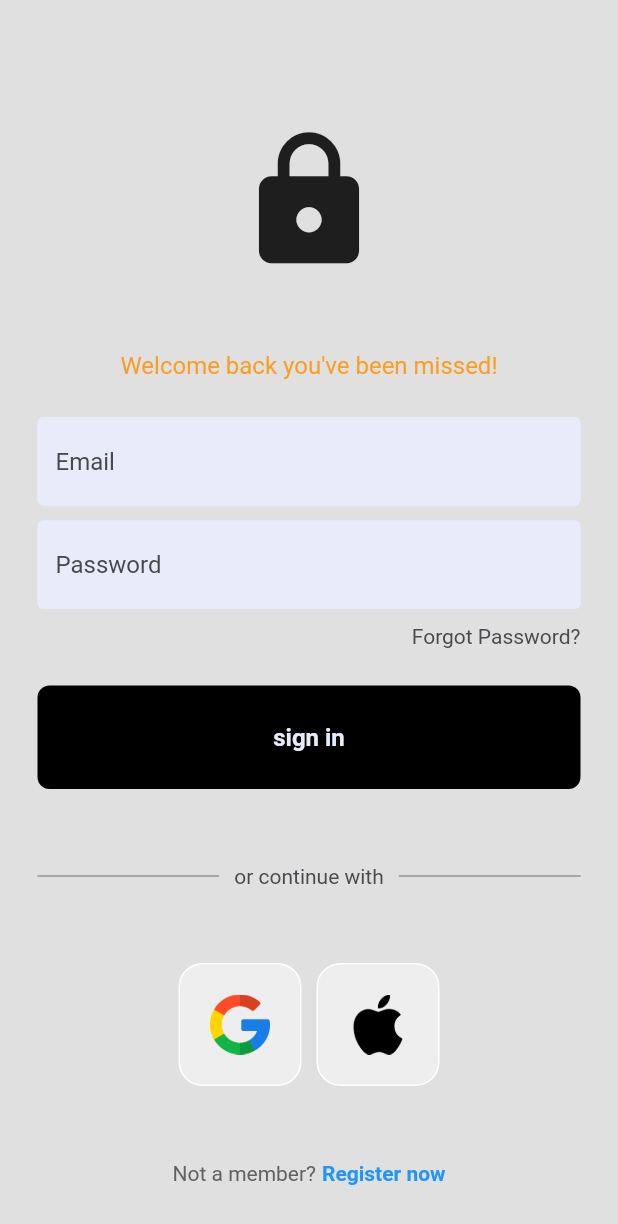
After one commit to rojayachase/SmartHeadgear, a Flutter app: the screen it shows after launch, after a tap on "Register now", after a tap on "Login Now", on a phone screen of 412 x 824 dp. The commit adds this screen. Shown: the top 1224 px of the screen. Run offline on Flutter 3.47's test engine with Material 2 defaults, Android fonts, the phone set to English and light mode, and no system bars; our stand-ins replace firebase_auth, firebase_core, flutter_blue, flutter_riverpod, lottie; missing offline and left inert: bluetooth_connector; accounts and stored records are empty; Roboto replaces fonts that are missing (OpenSans).

Commit message:
added register page

```diff
--- a/lib/routes/routes.dart
+++ b/lib/routes/routes.dart
@@ -3,12 +3,12 @@ import 'package:anapact/views/screens/bluetooth/both_user_screen.dart';
 import 'package:anapact/views/screens/bluetooth/found_sensor_screen.dart';
 import 'package:anapact/views/screens/bluetooth/pair_sensor_screen.dart';
 //my import
-import 'package:anapact/views/screens/Login/log_in.dart';
 import 'package:anapact/views/screens/punch_data/punch_data.dart';
 import 'package:anapact/views/screens/splash/splash.dart';
 import 'package:flutter/material.dart';
 import 'package:anapact/views/screens/login/auth_page.dart';
 import 'package:anapact/views/screens/bluetooth/fake_page.dart';
+import 'package:anapact/views/screens/login/Login_Page.dart';
 
 class Routes {
   Routes._();
@@ -20,9 +20,9 @@ class Routes {
   static const String foundSensorScreen = '/foundSensorScreen';
   static const String pairSensorScreen = '/pairSensorScreen';
   //testing screen navigator
-  static const String logIn = '/login';
+  static const String loginpage = '/loginPage';
   static const String authpage = '/authPage';
-  static const String fakepage = '/fakepage';
+  static const String fakepage = '/fakePage';
 }
 
 class RouteGenerator {
@@ -44,8 +44,8 @@ class RouteGenerator {
         return MaterialPageRoute(builder: (_) => FoundSensorScreen());
       case Routes.pairSensorScreen:
         return MaterialPageRoute(builder: (_) => PairSensorScreeen());
-      case Routes.logIn:
-        return MaterialPageRoute(builder: (_) => LogIn());
+      case Routes.loginpage:
+        return MaterialPageRoute(builder: (_) => LoginPage(onTap: () {  },));
       case Routes.authpage:
         return MaterialPageRoute(builder: (_) => AuthPage());
       case Routes.fakepage:
--- a/lib/views/screens/bluetooth/bluetooth_screen.dart
+++ b/lib/views/screens/bluetooth/bluetooth_screen.dart
@@ -22,7 +22,7 @@ class BluetoothScreen extends ConsumerWidget {
           ElevatedButton(
               child: const Text('Feedback'),
               onPressed: () {
-                Navigator.of(context).pushNamed(Routes.logIn);
+                Navigator.of(context).pushNamed(Routes.loginpage);
               }),
           IconButton(
             onPressed: () {
@@ -40,7 +40,7 @@ class BluetoothScreen extends ConsumerWidget {
           ElevatedButton(
               child: const Text('Log In'),
               onPressed: () {
-                Navigator.of(context).pushNamed(Routes.logIn);
+                Navigator.of(context).pushNamed(Routes.loginpage);
               }),
         ],
       ),
--- a/lib/views/screens/login/auth_page.dart
+++ b/lib/views/screens/login/auth_page.dart
@@ -1,6 +1,6 @@
 //import 'package:anapact/views/screens/bluetooth/bluetooth_screen.dart';
 import 'package:anapact/views/screens/login/home_page.dart';
-import 'package:anapact/views/screens/login/log_in.dart';
+import 'package:anapact/views/screens/login/login_or_register_page.dart';
 import 'package:firebase_auth/firebase_auth.dart';
 import 'package:flutter/material.dart';
 
@@ -21,7 +21,7 @@ class AuthPage extends StatelessWidget {
 
             //user is NOT logged in
             else {
-              return LogIn();
+              return LoginOrRegisterPage();
             }
           }),
     );
--- a/lib/views/screens/login/home_page.dart
+++ b/lib/views/screens/login/home_page.dart
@@ -1,4 +1,3 @@
-import 'package:anapact/_dummy_data_need_to_remove_global/res/res.dart';
 import 'package:firebase_auth/firebase_auth.dart';
 import 'package:flutter/material.dart';
 
--- /dev/null
+++ b/lib/views/screens/login/login_or_register_page.dart
@@ -0,0 +1,35 @@
+import 'package:anapact/views/screens/login/login_page.dart';
+import 'package:anapact/views/screens/login/register_page.dart';
+import 'package:flutter/material.dart';
+
+class LoginOrRegisterPage extends StatefulWidget {
+  const LoginOrRegisterPage({super.key});
+
+  @override
+  State<LoginOrRegisterPage> createState() => _LoginOrRegisterPageState();
+}
+
+class _LoginOrRegisterPageState extends State<LoginOrRegisterPage> {
+  //initially show login page
+  bool showLoginPage = true;
+
+  //toggle between login and reigster page
+  void togglePages() {
+    setState(() {
+      showLoginPage = !showLoginPage;
+    });
+  }
+
+  @override
+  Widget build(BuildContext context) {
+    if (showLoginPage) {
+      return LoginPage(
+        onTap: togglePages,
+      );
+    } else {
+      return RegisterPage(
+        onTap: togglePages,
+      );
+    }
+  }
+}
--- /dev/null
+++ b/lib/views/screens/login/login_page.dart
@@ -0,0 +1,209 @@
+//import 'dart:js';
+
+import 'package:anapact/components/my_textfield.dart';
+import 'package:anapact/components/sign_in_button.dart';
+import 'package:anapact/components/square_tile.dart';
+import 'package:firebase_auth/firebase_auth.dart';
+import 'package:flutter/material.dart';
+import 'package:anapact/core/constant/app_colors.dart';
+
+class LoginPage extends StatefulWidget {
+  final Function()? onTap;
+  const LoginPage({super.key, required this.onTap});
+
+  @override
+  State<LoginPage> createState() => _LoginPageState();
+}
+
+class _LoginPageState extends State<LoginPage> {
+//text editing controllers
+  final emailController = TextEditingController();
+  final passwordController = TextEditingController();
+
+  //sign user in method
+  void signUserIn() async {
+    //show loading circle
+    showDialog(
+      context: context,
+      builder: (context) {
+        return const Center(
+          child: CircularProgressIndicator(),
+        );
+      },
+    );
+
+    //try sign in
+    try {
+      await FirebaseAuth.instance.signInWithEmailAndPassword(
+        email: emailController.text,
+        password: passwordController.text,
+      );
+      // pop the loading circle
+      Navigator.pop(context);
+    } on FirebaseAuthException catch (e) {
+      // pop the loading circle
+      Navigator.pop(context);
+      // show error message
+      showErrorMessage(e.code);
+    }
+  }
+
+  // error message to user
+  void showErrorMessage(String message) {
+    showDialog(
+      context: context,
+      builder: (context) {
+        return AlertDialog(
+          backgroundColor: Colors.deepPurple,
+          title: Center(
+            child: Text(
+              message,
+              style: const TextStyle(color: Colors.white),
+            ),
+          ),
+        );
+      },
+    );
+  }
+
+  @override
+  Widget build(BuildContext context) {
+    return Scaffold(
+        backgroundColor: Colors.grey[300],
+        body: SafeArea(
+            child: Center(
+                child: SingleChildScrollView(
+          child: Column(mainAxisAlignment: MainAxisAlignment.center, children: [
+            SizedBox(height: 50),
+
+            //logo
+            const Icon(
+              Icons.lock,
+              size: 100,
+            ),
+
+            const SizedBox(height: 50),
+
+            //welcome back, you've been missed!
+            Text(
+              'Welcome back you\'ve been missed!',
+              style: TextStyle(
+                color: AppColors.primaryColor,
+                fontSize: 16,
+              ),
+            ),
+
+            const SizedBox(height: 25),
+
+            //email textfield
+            MyTextField(
+              controller: emailController,
+              hintText: 'Email',
+              obscureText: false,
+            ),
+
+            const SizedBox(height: 10),
+
+            //password textfield
+            MyTextField(
+              controller: passwordController,
+              hintText: 'Password',
+              obscureText: true,
+            ),
+
+            const SizedBox(height: 10),
+
+            //forgot password?
+            Padding(
+              padding: const EdgeInsets.symmetric(horizontal: 25.0),
+              child: Row(
+                mainAxisAlignment: MainAxisAlignment.end,
+                children: [
+                  Text(
+                    'Forgot Password?',
+                    style: TextStyle(color: AppColors.hintColor),
+                  ),
+                ],
+              ),
+            ),
+            const SizedBox(height: 25),
+
+            //sign in button
+            SignInButton(
+              onTap: signUserIn,
+            ),
+
+            const SizedBox(height: 50),
+
+            //or continue with
+            Padding(
+              padding: const EdgeInsets.symmetric(horizontal: 25.0),
+              child: Row(
+                children: [
+                  Expanded(
+                    child: Divider(
+                      thickness: 0.5,
+                      color: AppColors.hintColor,
+                    ),
+                  ),
+                  Padding(
+                    padding: const EdgeInsets.symmetric(horizontal: 10.0),
+                    child: Text(
+                      'or continue with',
+                      style: TextStyle(color: AppColors.hintColor),
+                    ),
+                  ),
+                  Expanded(
+                    child: Divider(
+                      thickness: 0.5,
+                      color: AppColors.hintColor,
+                    ),
+                  )
+                ],
+              ),
+            ),
+
+            const SizedBox(height: 50),
+
+            //google + apple sign in button
+
+            Row(
+              mainAxisAlignment: MainAxisAlignment.center,
+              children: const [
+                //google button
+                SquareTile(imagePath: 'assets/images/google.png'),
+
+                const SizedBox(width: 10),
+
+                //apple button
+                SquareTile(imagePath: 'assets/images/apple.png'),
+              ],
+            ),
+
+            const SizedBox(height: 50),
+
+            //not a member? register now
+            Row(
+              mainAxisAlignment: MainAxisAlignment.center,
+              children: [
+                Text(
+                  'Not a member?',
+                  style: TextStyle(color: Colors.grey[700]),
+                ),
+                const SizedBox(width: 4),
+                GestureDetector(
+                  onTap: widget.onTap,
+                  child: const Text(
+                    'Register now',
+                    style: TextStyle(
+                      color: Colors.blue,
+                      fontWeight: FontWeight.bold,
+                    ),
+                  ),
+                )
+              ],
+            )
+          ]),
+        ))));
+  }
+}
--- /dev/null
+++ b/lib/views/screens/login/register_page.dart
@@ -0,0 +1,218 @@
+//import 'dart:js';
+
+import 'package:anapact/components/my_textfield.dart';
+import 'package:anapact/components/sign_in_button.dart';
+import 'package:anapact/components/square_tile.dart';
+import 'package:firebase_auth/firebase_auth.dart';
+import 'package:flutter/material.dart';
+import 'package:anapact/core/constant/app_colors.dart';
+
+class RegisterPage extends StatefulWidget {
+  final Function()? onTap;
+  const RegisterPage({super.key, required this.onTap});
+
+  @override
+  State<RegisterPage> createState() => _RegisterPageState();
+}
+
+class _RegisterPageState extends State<RegisterPage> {
+//text editing controllers
+  final emailController = TextEditingController();
+  final passwordController = TextEditingController();
+
+  //sign user up method
+  void signUserUp() async {
+    //show loading circle
+    showDialog(
+      context: context,
+      builder: (context) {
+        return const Center(
+          child: CircularProgressIndicator(),
+        );
+      },
+    );
+
+    //try creating the user
+    try {
+      await FirebaseAuth.instance.signInWithEmailAndPassword(
+        email: emailController.text,
+        password: passwordController.text,
+      );
+      // pop the loading circle
+      Navigator.pop(context);
+    } on FirebaseAuthException catch (e) {
+      // pop the loading circle
+      Navigator.pop(context);
+      // show error message
+      showErrorMessage(e.code);
+    }
+  }
+
+  // error message to user
+  void showErrorMessage(String message) {
+    showDialog(
+      context: context,
+      builder: (context) {
+        return AlertDialog(
+          backgroundColor: Colors.deepPurple,
+          title: Center(
+            child: Text(
+              message,
+              style: const TextStyle(color: Colors.white),
+            ),
+          ),
+        );
+      },
+    );
+  }
+
+  @override
+  Widget build(BuildContext context) {
+    return Scaffold(
+        backgroundColor: Colors.grey[300],
+        body: SafeArea(
+            child: Center(
+                child: SingleChildScrollView(
+          child: Column(mainAxisAlignment: MainAxisAlignment.center, children: [
+            SizedBox(height: 50),
+
+            //logo
+            const Icon(
+              Icons.lock,
+              size: 50,
+            ),
+
+            const SizedBox(height: 50),
+
+            //lets create an account
+            Text(
+              'Let\'s create an account for you!',
+              style: TextStyle(
+                color: AppColors.primaryColor,
+                fontSize: 16,
+              ),
+            ),
+
+            const SizedBox(height: 25),
+
+            //email textfield
+            MyTextField(
+              controller: emailController,
+              hintText: 'Email',
+              obscureText: false,
+            ),
+
+            const SizedBox(height: 10),
+
+            //password textfield
+            MyTextField(
+              controller: passwordController,
+              hintText: 'Password',
+              obscureText: true,
+            ),
+
+            const SizedBox(height: 10),
+
+            //confirm password textfield
+            MyTextField(
+              controller: passwordController,
+              hintText: 'Confirm Password',
+              obscureText: true,
+            ),
+
+            const SizedBox(height: 10),
+
+            //forgot password?
+            Padding(
+              padding: const EdgeInsets.symmetric(horizontal: 25.0),
+              child: Row(
+                mainAxisAlignment: MainAxisAlignment.end,
+                children: [
+                  Text(
+                    'Forgot Password?',
+                    style: TextStyle(color: AppColors.hintColor),
+                  ),
+                ],
+              ),
+            ),
+            const SizedBox(height: 25),
+
+            //sign user up button
+            SignInButton(
+              onTap: signUserUp,
+            ),
+
+            const SizedBox(height: 50),
+
+            //or continue with
+            Padding(
+              padding: const EdgeInsets.symmetric(horizontal: 25.0),
+              child: Row(
+                children: [
+                  Expanded(
+                    child: Divider(
+                      thickness: 0.5,
+                      color: AppColors.hintColor,
+                    ),
+                  ),
+                  Padding(
+                    padding: const EdgeInsets.symmetric(horizontal: 10.0),
+                    child: Text(
+                      'or continue with',
+                      style: TextStyle(color: AppColors.hintColor),
+                    ),
+                  ),
+                  Expanded(
+                    child: Divider(
+                      thickness: 0.5,
+                      color: AppColors.hintColor,
+                    ),
+                  )
+                ],
+              ),
+            ),
+
+            const SizedBox(height: 50),
+
+            //google + apple sign in button
+
+            Row(
+              mainAxisAlignment: MainAxisAlignment.center,
+              children: const [
+                //google button
+                SquareTile(imagePath: 'assets/images/google.png'),
+
+                const SizedBox(width: 10),
+
+                //apple button
+                SquareTile(imagePath: 'assets/images/apple.png'),
+              ],
+            ),
+
+            const SizedBox(height: 50),
+
+            //not a member? register now
+            Row(
+              mainAxisAlignment: MainAxisAlignment.center,
+              children: [
+                Text(
+                  'Already have an account?',
+                  style: TextStyle(color: Colors.grey[700]),
+                ),
+                const SizedBox(width: 4),
+                GestureDetector(
+                  onTap: widget.onTap,
+                  child: const Text(
+                    'Login Now',
+                    style: TextStyle(
+                      color: Colors.blue,
+                      fontWeight: FontWeight.bold,
+                    ),
+                  ),
+                )
+              ],
+            )
+          ]),
+        ))));
+  }
+}
```
Also changed, not shown: lib/views/screens/login/log_in.dart (deleted, +0 -214 lines), 72 other files.
